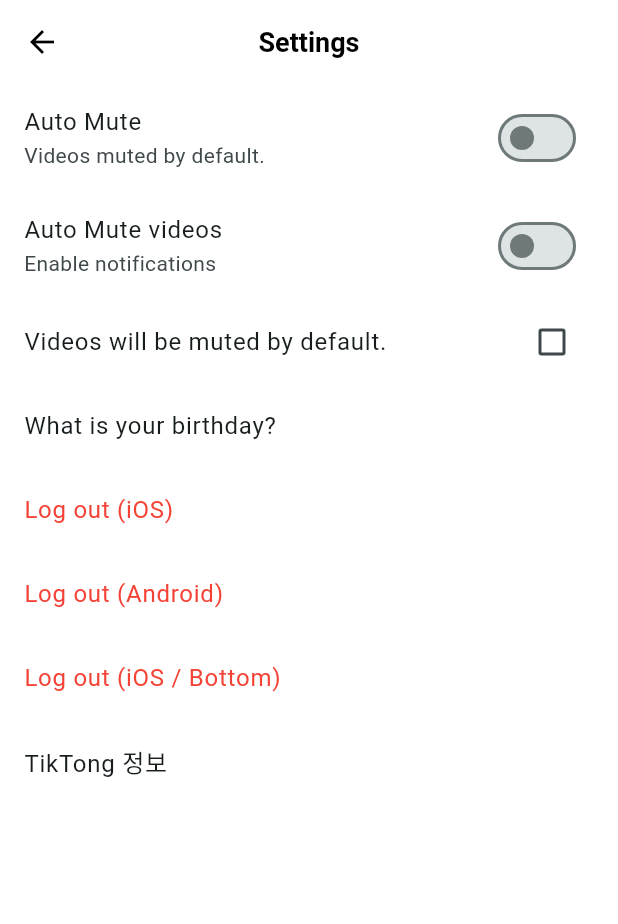
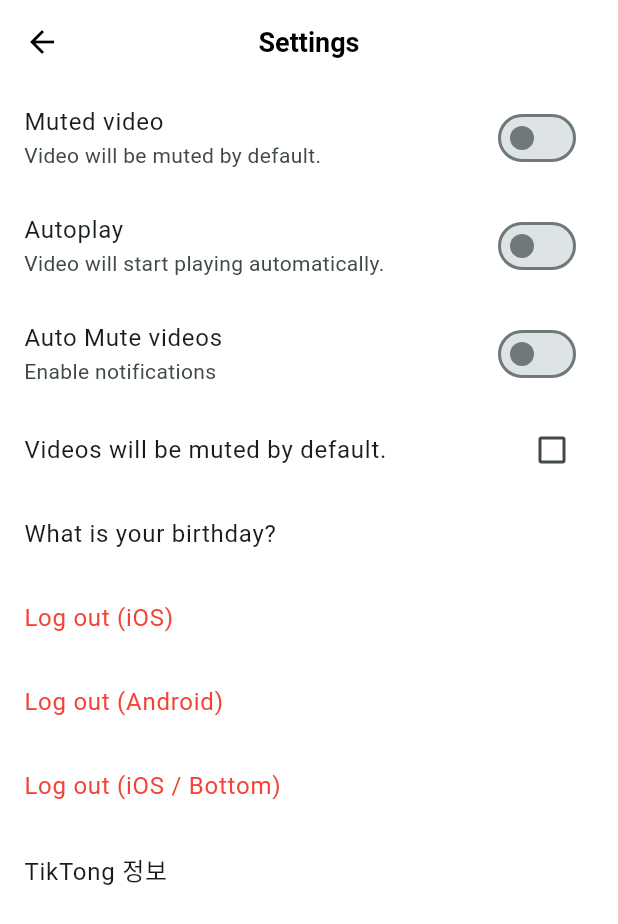
Before and after one commit to iinsue/tiktong, a Flutter app: the SettingsScreen screen opened directly, on a phone screen of 412 x 824 dp. Shown: the top 924 px of the screen. Run offline on Flutter 3.47's test engine with Material 3 defaults, Android fonts, the phone set to English and light mode, and no system bars; our stand-ins replace camera, font_awesome_flutter, go_router, image_picker, permission_handler, shared_preferences and 2 more; missing offline and left inert: image_gallery_saver_plus; accounts and stored records are empty; generated files the repository leaves out were written again; network calls fail; statements that could not run were skipped.

Commit message:
#21.3 PlaybackConfigViewModel

```diff
--- a/lib/features/settings/settings_screen.dart
+++ b/lib/features/settings/settings_screen.dart
@@ -2,7 +2,7 @@ import 'package:flutter/cupertino.dart';
 import 'package:flutter/material.dart';
 import 'package:font_awesome_flutter/font_awesome_flutter.dart';
 import 'package:provider/provider.dart';
-import 'package:tiktong/common/widgets/video_configuration/video_config.dart';
+import 'package:tiktong/features/videos/view_models/playback_config_vm.dart';
 
 class SettingsScreen extends StatefulWidget {
   const SettingsScreen({super.key});
@@ -115,10 +115,23 @@ class _SettingsScreenState extends State<SettingsScreen> {
         body: ListView(
           children: [
             SwitchListTile.adaptive(
-              value: context.watch<VideoConfig>().isMuted,
-              onChanged: (value) => context.read<VideoConfig>().toggleIsMuted(),
-              title: Text("Auto Mute"),
-              subtitle: Text("Videos muted by default."),
+              value: context.watch<PlaybackConfigViewModel>().muted,
+              onChanged: (value) {
+                return context.read<PlaybackConfigViewModel>().setMuted(value);
+              },
+              title: Text("Muted video"),
+              subtitle: Text("Video will be muted by default."),
+            ),
+
+            SwitchListTile.adaptive(
+              value: context.watch<PlaybackConfigViewModel>().autoplay,
+              onChanged: (value) {
+                return context.read<PlaybackConfigViewModel>().setAutplay(
+                  value,
+                );
+              },
+              title: Text("Autoplay"),
+              subtitle: Text("Video will start playing automatically."),
             ),
 
             SwitchListTile.adaptive(
--- a/lib/features/videos/view_models/playback_config_vm.dart
+++ b/lib/features/videos/view_models/playback_config_vm.dart
@@ -1,5 +1,40 @@
 // 파일이름의 vm은 view model의 이니셜입니다.
 
 import 'package:flutter/widgets.dart';
+import 'package:tiktong/features/videos/models/playback_config_model.dart';
+import 'package:tiktong/features/videos/repositories/video_playback_config_repo.dart';
 
-class PlaybackConfigViewModel extends ChangeNotifier {}
+class PlaybackConfigViewModel extends ChangeNotifier {
+  final VideoPlaybackConfigRepository _repository;
+
+  late final PlaybackConfigModel _model = PlaybackConfigModel(
+    muted: _repository.isMuted(),
+    autoplay: _repository.isAutoplay(),
+  );
+
+  PlaybackConfigViewModel(this._repository);
+
+  bool get muted => _model.muted;
+
+  bool get autoplay => _model.autoplay;
+
+  void setMuted(bool value) {
+    // 기기 저장소에 저장
+    _repository.setMuted(value);
+
+    // 데이터 수정
+    _model.muted = value;
+
+    notifyListeners();
+  }
+
+  void setAutplay(bool value) {
+    // 기기 저장소에 저장
+    _repository.setAutoplay(value);
+
+    // 데이터 수정
+    _model.autoplay = value;
+
+    notifyListeners();
+  }
+}
```
Also changed, not shown: lib/features/videos/views/widgets/video_post.dart (+2 -6 lines), lib/main.dart (+17 -6 lines), 1 other file.
